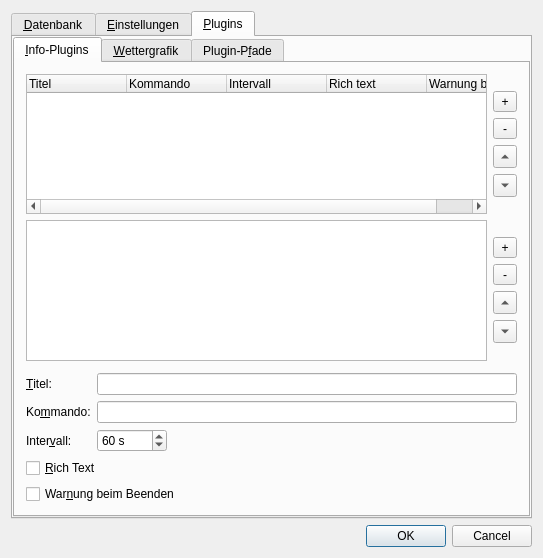
Before: the Qt Designer form src/gui/windows/SettingsWindow.ui in startkladde/startkladde, drawn with Qt 5.
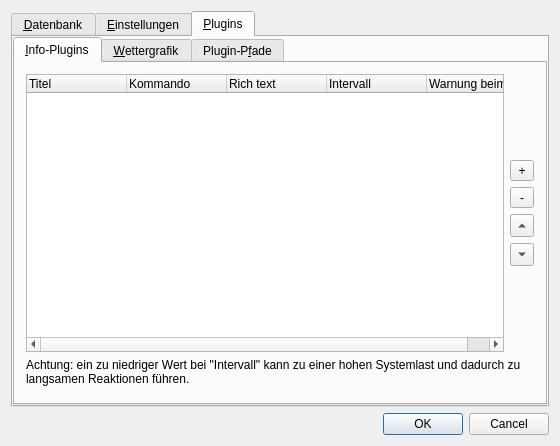
After: the same form once the commit is applied. The open tabs and pages were chosen to show the change.

Commit message: Added info plugins to Settings/SettingsWindow Added tool tips in SettingsWindow Added ShellPluginInfo Added ReadOnlyItemDelegate

Patch:
```diff
--- a/src/gui/windows/SettingsWindow.ui
+++ b/src/gui/windows/SettingsWindow.ui
@@ -6,8 +6,8 @@
    <rect>
     <x>0</x>
     <y>0</y>
-    <width>543</width>
-    <height>558</height>
+    <width>560</width>
+    <height>446</height>
    </rect>
   </property>
   <property name="windowTitle">
@@ -359,16 +359,31 @@
                  <property name="text">
                   <string>Kommando</string>
                  </property>
-                </column>
-                <column>
-                 <property name="text">
-                  <string>Intervall</string>
+                 <property name="toolTip">
+                  <string>Plugin-Kommando (mit eventuellen Parametern)</string>
                  </property>
                 </column>
                 <column>
                  <property name="text">
                   <string>Rich text</string>
                  </property>
+                 <property name="toolTip">
+                  <string>Wenn aktiviert, wird die Ausgabe des
+Plugins als Qt-Rich-Text interpretiert.</string>
+                 </property>
+                </column>
+                <column>
+                 <property name="text">
+                  <string>Intervall</string>
+                 </property>
+                 <property name="toolTip">
+                  <string>Dauer (in Sekunden) bis das Plugin wieder gestartet
+wird, nachdem es beendet ist. Für Plugins, die dauerhaft
+laufen, sollte dieser Wert wenige Sekunden betragen.
+Für Plugins, die nach dem Abrufen von Daten beendet
+werden, ist dies die Zeit zwischen aufeinanderfolgenden
+Aktualisierungen.</string>
+                 </property>
                 </column>
                 <column>
                  <property name="text">
@@ -474,108 +489,13 @@
             </widget>
            </item>
            <item>
-            <widget class="QWidget" name="infoPluginListPane_2" native="true">
-             <layout class="QHBoxLayout" name="horizontalLayout_5">
-              <property name="margin">
-               <number>0</number>
-              </property>
-              <item>
-               <widget class="QTreeView" name="infoPluginListView"/>
-              </item>
-              <item>
-               <widget class="QWidget" name="widget_3" native="true">
-                <layout class="QVBoxLayout" name="verticalLayout_9">
-                 <property name="margin">
-                  <number>0</number>
-                 </property>
-                 <item>
-                  <spacer name="verticalSpacer_7">
-                   <property name="orientation">
-                    <enum>Qt::Vertical</enum>
-                   </property>
-                   <property name="sizeHint" stdset="0">
-                    <size>
-                     <width>20</width>
-                     <height>40</height>
-                    </size>
-                   </property>
-                  </spacer>
-                 </item>
-                 <item>
-                  <widget class="QToolButton" name="addInfoPluginButton_2">
-                   <property name="sizePolicy">
-                    <sizepolicy hsizetype="Minimum" vsizetype="Fixed">
-                     <horstretch>0</horstretch>
-                     <verstretch>0</verstretch>
-                    </sizepolicy>
-                   </property>
-                   <property name="text">
-                    <string>+</string>
-                   </property>
-                  </widget>
-                 </item>
-                 <item>
-                  <widget class="QToolButton" name="removeInfoPluginButton_2">
-                   <property name="sizePolicy">
-                    <sizepolicy hsizetype="Minimum" vsizetype="Fixed">
-                     <horstretch>0</horstretch>
-                     <verstretch>0</verstretch>
-                    </sizepolicy>
-                   </property>
-                   <property name="text">
-                    <string>-</string>
-                   </property>
-                  </widget>
-                 </item>
-                 <item>
-                  <widget class="QToolButton" name="infoPluginUpButton_2">
-                   <property name="sizePolicy">
-                    <sizepolicy hsizetype="Minimum" vsizetype="Fixed">
-                     <horstretch>0</horstretch>
-                     <verstretch>0</verstretch>
-                    </sizepolicy>
-                   </property>
-                   <property name="text">
-                    <string/>
-                   </property>
-                   <property name="arrowType">
-                    <enum>Qt::UpArrow</enum>
-                   </property>
-                  </widget>
-                 </item>
-                 <item>
-                  <widget class="QToolButton" name="infoPluginDownButton_2">
-                   <property name="sizePolicy">
-                    <sizepolicy hsizetype="Minimum" vsizetype="Fixed">
-                     <horstretch>0</horstretch>
-                     <verstretch>0</verstretch>
-                    </sizepolicy>
-                   </property>
-                   <property name="text">
-                    <string>...</string>
-                   </property>
-                   <property name="arrowType">
-                    <enum>Qt::DownArrow</enum>
-                   </property>
-                  </widget>
-                 </item>
-                 <item>
-                  <spacer name="verticalSpacer_8">
-                   <property name="orientation">
-                    <enum>Qt::Vertical</enum>
-                   </property>
-                   <property name="sizeHint" stdset="0">
-                    <size>
-                     <width>20</width>
-                     <height>40</height>
-                    </size>
-                   </property>
-                  </spacer>
-                 </item>
-                </layout>
-               </widget>
-              </item>
-             </layout>
+            <widget class="QLabel" name="label_3">
+             <property name="text">
+              <string>Achtung: ein zu niedriger Wert bei &quot;Intervall&quot; kann zu einer hohen Systemlast und dadurch zu langsamen Reaktionen führen.</string>
+             </property>
+             <property name="wordWrap">
+              <bool>true</bool>
+             </property>
             </widget>
            </item>
            <item>
@@ -587,94 +507,6 @@
              </layout>
             </widget>
            </item>
-           <item>
-            <widget class="QWidget" name="infoPluginSettingsPane" native="true">
-             <layout class="QGridLayout" name="gridLayout_10">
-              <property name="margin">
-               <number>0</number>
-              </property>
-              <item row="3" column="1" colspan="2">
-               <widget class="QLineEdit" name="infoPluginCommandInput"/>
-              </item>
-              <item row="3" column="0">
-               <widget class="QLabel" name="infoPluginCommandCheckbox">
-                <property name="text">
-                 <string>Ko&amp;mmando:</string>
-                </property>
-                <property name="buddy">
-                 <cstring>infoPluginCommandInput</cstring>
-                </property>
-               </widget>
-              </item>
-              <item row="4" column="0">
-               <widget class="QLabel" name="infoPluginIntervalCheckbox">
-                <property name="text">
-                 <string>Inter&amp;vall:</string>
-                </property>
-                <property name="buddy">
-                 <cstring>infoPluginIntervalInput</cstring>
-                </property>
-               </widget>
-              </item>
-              <item row="4" column="1">
-               <widget class="QSpinBox" name="infoPluginIntervalInput">
-                <property name="suffix">
-                 <string> s</string>
-                </property>
-                <property name="minimum">
-                 <number>1</number>
-                </property>
-                <property name="maximum">
-                 <number>86400</number>
-                </property>
-                <property name="value">
-                 <number>60</number>
-                </property>
-               </widget>
-              </item>
-              <item row="4" column="2">
-               <spacer name="horizontalSpacer_3">
-                <property name="orientation">
-                 <enum>Qt::Horizontal</enum>
-                </property>
-                <property name="sizeHint" stdset="0">
-                 <size>
-                  <width>40</width>
-                  <height>20</height>
-                 </size>
-                </property>
-               </spacer>
-              </item>
-              <item row="5" column="0" colspan="3">
-               <widget class="QCheckBox" name="infoPluginRichTextCheckbox">
-                <property name="text">
-                 <string>&amp;Rich Text</string>
-                </property>
-               </widget>
-              </item>
-              <item row="6" column="0" colspan="3">
-               <widget class="QCheckBox" name="infoPluginWarnOnDeathCheckbox">
-                <property name="text">
-                 <string>War&amp;nung beim Beenden</string>
-                </property>
-               </widget>
-              </item>
-              <item row="1" column="1" colspan="2">
-               <widget class="QLineEdit" name="infoPluginTitleInput"/>
-              </item>
-              <item row="1" column="0">
-               <widget class="QLabel" name="infoPluginTitleCheckbox">
-                <property name="text">
-                 <string>&amp;Titel:</string>
-                </property>
-                <property name="buddy">
-                 <cstring>infoPluginTitleInput</cstring>
-                </property>
-               </widget>
-              </item>
-             </layout>
-            </widget>
-           </item>
           </layout>
          </widget>
          <widget class="QWidget" name="weatherPluginTab">
```
Left out of the diff: 149 changed lines with no effect on the pictures. The commit also changes 9 other files.
